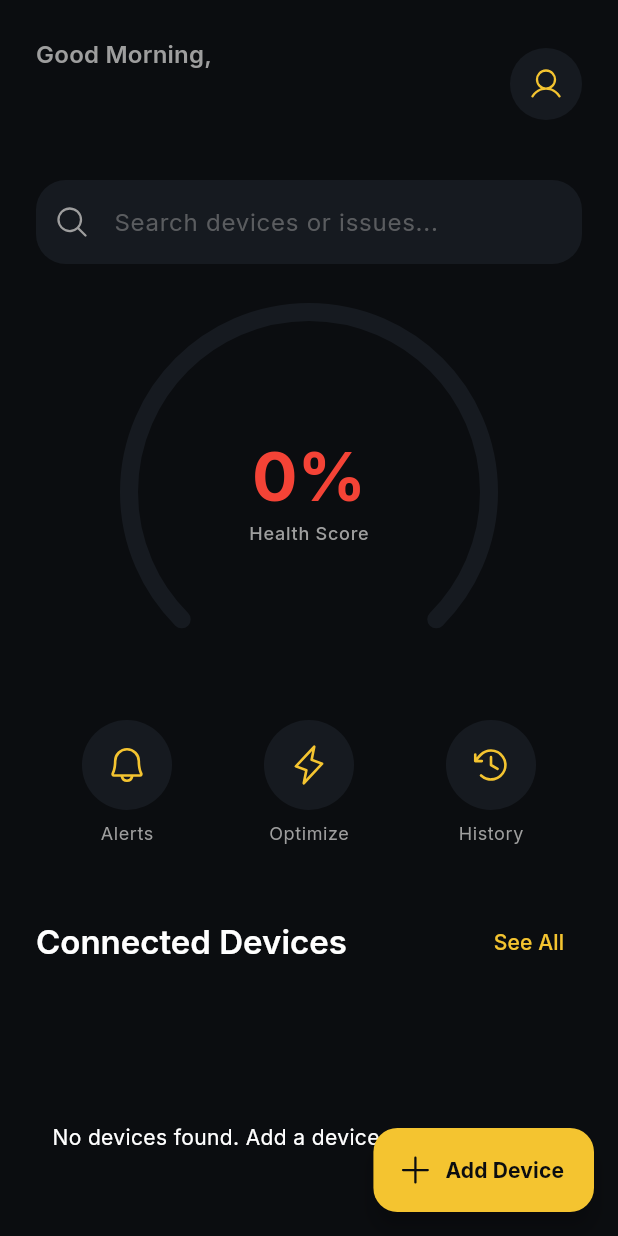
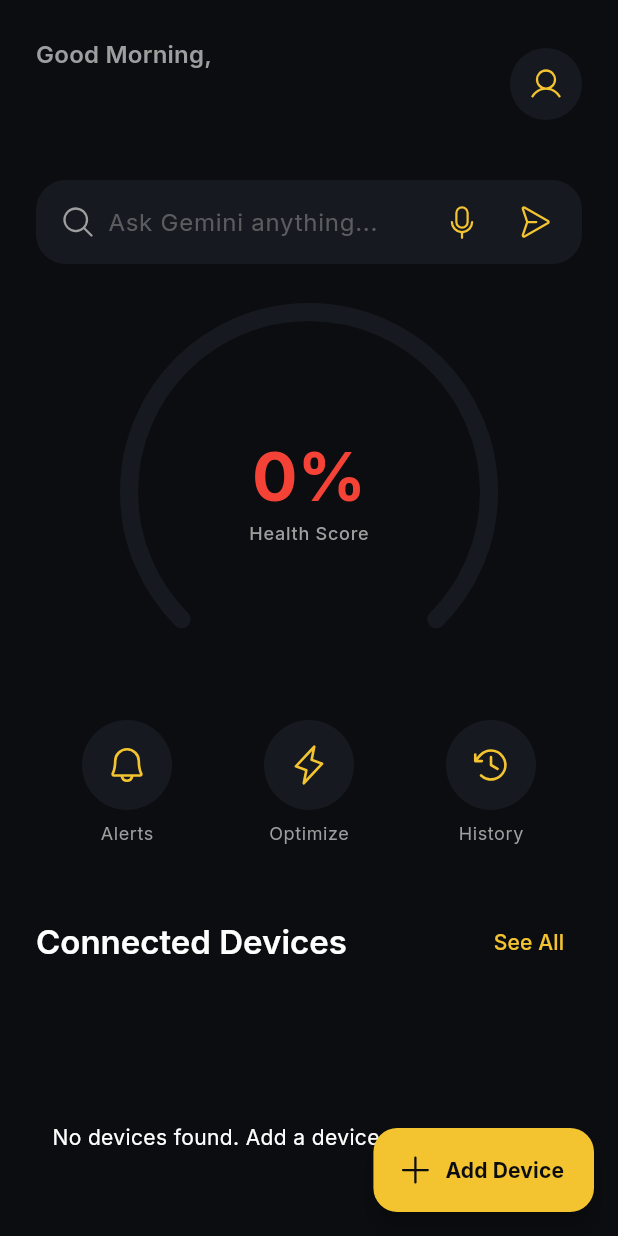
Before and after one commit to Amudieshwar-AG/DeviceGuardian-AI, a Flutter app: the HomeScreen screen opened by its route, on a phone screen of 412 x 824 dp. Run offline on Flutter 3.47's test engine with Material 3 defaults, Android fonts, the phone set to English and light mode, and no system bars; drawn by our look-alikes of flutter_animate; our stand-ins replace battery_plus, device_info_plus, fl_chart, flutter_riverpod, go_router, google_fonts and 5 more; accounts and stored records are empty.

Commit message:
AI Voice Agent

```diff
--- /dev/null
+++ b/app/lib/features/ai_smart_search_widget.dart
@@ -0,0 +1,181 @@
+import 'package:flutter/material.dart';
+import 'package:speech_to_text/speech_to_text.dart' as stt;
+import 'package:http/http.dart' as http;
+import 'dart:convert';
+import 'package:phosphor_flutter/phosphor_flutter.dart';
+import '../../core/theme/app_theme.dart';
+
+class AISmartSearchWidget extends StatefulWidget {
+  final String backendUrl; // e.g., "http://10.0.2.2:8000/api/search"
+
+  const AISmartSearchWidget({super.key, required this.backendUrl});
+
+  @override
+  _AISmartSearchWidgetState createState() => _AISmartSearchWidgetState();
+}
+
+class _AISmartSearchWidgetState extends State<AISmartSearchWidget> {
+  late stt.SpeechToText _speech;
+  bool _isListening = false;
+  String _aiResponse = '';
+  bool _isLoading = false;
+  final TextEditingController _textController = TextEditingController();
+
+  @override
+  void initState() {
+    super.initState();
+    _speech = stt.SpeechToText();
+  }
+
+  void _listen() async {
+    if (!_isListening) {
+      bool available = await _speech.initialize(
+        onStatus: (val) => print('onStatus: $val'),
+        onError: (val) => print('onError: $val'),
+      );
+      if (available) {
+        setState(() => _isListening = true);
+        _speech.listen(
+          onResult: (val) => setState(() {
+            _textController.text = val.recognizedWords;
+          }),
+        );
+      }
+    } else {
+      setState(() => _isListening = false);
+      _speech.stop();
+      if (_textController.text.isNotEmpty) {
+        _searchAI(_textController.text);
+      }
+    }
+  }
+
+  Future<void> _searchAI(String query) async {
+    if (query.trim().isEmpty) return;
+
+    setState(() {
+      _isLoading = true;
+      _aiResponse = '';
+    });
+
+    try {
+      final response = await http.post(
+        Uri.parse(widget.backendUrl),
+        headers: {'Content-Type': 'application/json'},
+        body: jsonEncode({'query': query}),
+      );
+
+      if (response.statusCode == 200) {
+        final data = jsonDecode(response.body);
+        setState(() {
+          _aiResponse = data['summary'];
+        });
+      } else {
+        setState(() {
+          _aiResponse = "Error: Could not connect to the AI search module.";
+        });
+      }
+    } catch (e) {
+      setState(() {
+        _aiResponse = "Network Error: Please ensure backend is running.";
+      });
+    } finally {
+      setState(() {
+        _isLoading = false;
+      });
+    }
+  }
+
+  @override
+  Widget build(BuildContext context) {
+    return Column(
+      mainAxisSize: MainAxisSize.min,
+      children: [
+        // Search Bar
+        Container(
+          decoration: BoxDecoration(
+            color: AppTheme.cardColor,
+            borderRadius: BorderRadius.circular(AppTheme.borderRadius),
+          ),
+          child: Row(
+            children: [
+              const SizedBox(width: 16),
+              Icon(PhosphorIcons.magnifyingGlass(), color: AppTheme.textSecondary),
+              const SizedBox(width: 8),
+              Expanded(
+                child: TextField(
+                  controller: _textController,
+                  style: const TextStyle(color: Colors.white),
+                  decoration: InputDecoration(
+                    hintText: 'Ask Gemini anything...',
+                    hintStyle: TextStyle(color: AppTheme.textSecondary.withOpacity(0.5)),
+                    border: InputBorder.none,
+                    contentPadding: const EdgeInsets.symmetric(vertical: 16),
+                  ),
+                  onSubmitted: _searchAI,
+                ),
+              ),
+              // Mic Button
+              IconButton(
+                icon: Icon(
+                  _isListening ? PhosphorIcons.microphoneStage() : PhosphorIcons.microphone(),
+                  color: _isListening ? AppTheme.warning : AppTheme.primaryColor,
+                ),
+                onPressed: _listen,
+              ),
+              // Send Button
+              IconButton(
+                icon: Icon(PhosphorIcons.paperPlaneRight(), color: AppTheme.primaryColor),
+                onPressed: () => _searchAI(_textController.text),
+              ),
+              const SizedBox(width: 8),
+            ],
+          ),
+        ),
+
+        // AI Response Area
+        if (_isLoading || _aiResponse.isNotEmpty)
+          Container(
+            margin: const EdgeInsets.only(top: 16),
+            padding: const EdgeInsets.all(16),
+            width: double.infinity,
+            decoration: BoxDecoration(
+              color: AppTheme.cardColor,
+              borderRadius: BorderRadius.circular(AppTheme.borderRadius),
+              border: Border.all(color: AppTheme.primaryColor.withOpacity(0.3)),
+            ),
+            child: _isLoading
+                ? const Center(
+                    child: Padding(
+                      padding: EdgeInsets.all(8.0),
+                      child: CircularProgressIndicator(color: AppTheme.primaryColor),
+                    ),
+                  )
+                : Column(
+                    crossAxisAlignment: CrossAxisAlignment.start,
+                    children: [
+                      Row(
+                        children: [
+                          Icon(PhosphorIcons.sparkle(), color: AppTheme.primaryColor, size: 20),
+                          const SizedBox(width: 8),
+                          Text(
+                            "AI Smart Answer",
+                            style: TextStyle(
+                              color: AppTheme.primaryColor,
+                              fontWeight: FontWeight.bold,
+                            ),
+                          ),
+                        ],
+                      ),
+                      const SizedBox(height: 12),
+                      Text(
+                        _aiResponse,
+                        style: const TextStyle(color: Colors.white, fontSize: 15, height: 1.5),
+                      ),
+                    ],
+                  ),
+          ),
+      ],
+    );
+  }
+}
--- a/app/lib/features/home/home_screen.dart
+++ b/app/lib/features/home/home_screen.dart
@@ -10,6 +10,7 @@ import '../../services/device_service.dart';
 import '../../services/telemetry_service.dart';
 import '../../models/device.dart';
 import 'package:supabase_flutter/supabase_flutter.dart';
+import '../ai_smart_search_widget.dart';
 
 class HomeScreen extends ConsumerWidget {
   const HomeScreen({super.key});
@@ -79,21 +80,11 @@ class HomeScreen extends ConsumerWidget {
 
                   const SizedBox(height: 32),
 
-                  // Search Bar
-                  Container(
-                    decoration: BoxDecoration(
-                      color: AppTheme.cardColor,
-                      borderRadius: BorderRadius.circular(AppTheme.borderRadius),
-                    ),
-                    child: TextField(
-                      decoration: InputDecoration(
-                        hintText: 'Search devices or issues...',
-                        hintStyle: TextStyle(color: AppTheme.textSecondary.withOpacity(0.5)),
-                        prefixIcon: Icon(PhosphorIcons.magnifyingGlass(), color: AppTheme.textSecondary),
-                        border: InputBorder.none,
-                        contentPadding: const EdgeInsets.symmetric(horizontal: 16, vertical: 16),
-                      ),
-                    ),
+                  // AI Smart Search Bar
+                  AISmartSearchWidget(
+                    backendUrl: identical(0, 0.0) // Quick check for web
+                        ? "http://127.0.0.1:8000/api/search"
+                        : "http://10.0.2.2:8000/api/search",
                   ).animate().fadeIn(delay: 200.ms).slideY(begin: 0.1, end: 0),
 
                   const SizedBox(height: 32),
--- a/app/pubspec.yaml
+++ b/app/pubspec.yaml
@@ -47,6 +47,7 @@ dependencies:
   battery_plus: ^6.1.0
   device_info_plus: ^10.1.0
   uuid: ^4.5.3
+  speech_to_text: ^7.4.0
 
 dev_dependencies:
   flutter_test:
```
Also changed, not shown: app/pubspec.lock, 6 other files.
